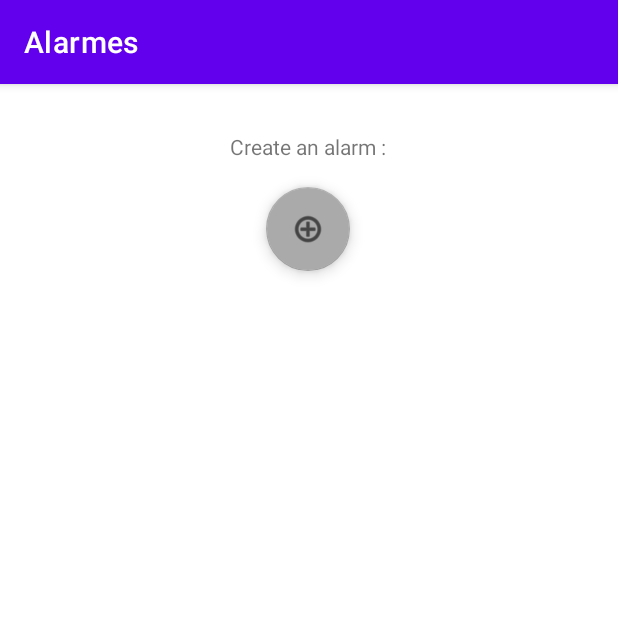
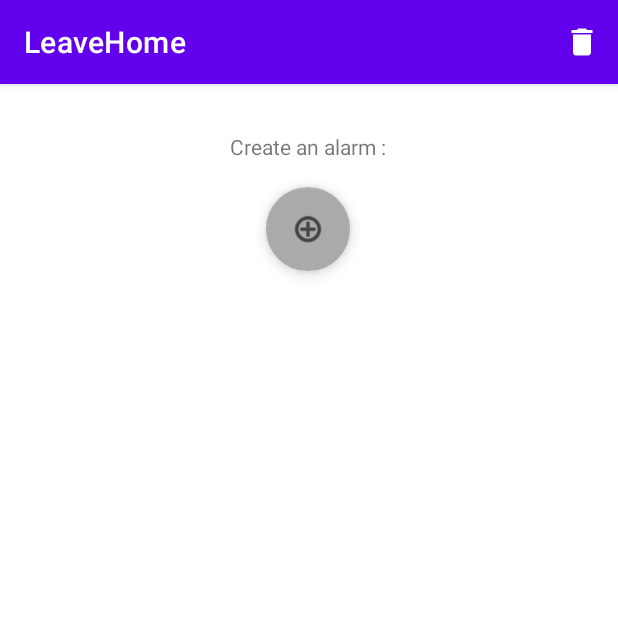
Before and after one commit to lucas-mdrdn/GITHUB_DMOB, an Android app: the screen it shows after launch (MainActivity), on a phone screen of 412 x 824 dp, the top half of it. Run offline under Robolectric (Android 15) with nearby library versions, the phone set to English and light mode, and no system bars.

Commit message:
bdd fonctionnelle

```diff
--- a/DMOB/app/src/main/AndroidManifest.xml
+++ b/DMOB/app/src/main/AndroidManifest.xml
@@ -23,7 +23,7 @@
             android:name =".CreateAlarm"
             android:exported="false" />
         <activity
-            android:label="Alarmes"
+            android:label="LeaveHome"
             android:name=".MainActivity"
             android:exported="true">
             <intent-filter>
--- a/DMOB/app/src/main/java/android/example/dmob/AlarmReceiver.java
+++ b/DMOB/app/src/main/java/android/example/dmob/AlarmReceiver.java
@@ -18,7 +18,7 @@ public class AlarmReceiver extends BroadcastReceiver {
     @Override
     public void onReceive(Context context, Intent intent) {
         NotificationHelper notificationHelper = new NotificationHelper(context);
-        NotificationCompat.Builder nb = notificationHelper.getChannel1Notification("Veuillez quitter votre localisation", "b");
+        NotificationCompat.Builder nb = notificationHelper.getChannel1Notification("Veuillez quitter votre localisation");
         notificationHelper.getManager().notify(1, nb.build());
     }
 }
--- a/DMOB/app/src/main/java/android/example/dmob/MyDatabase.java
+++ b/DMOB/app/src/main/java/android/example/dmob/MyDatabase.java
@@ -74,4 +74,10 @@ public class MyDatabase extends SQLiteOpenHelper {
         }
         return cursor;
     }
+
+    void deleteAllData(){
+        SQLiteDatabase db = this.getWritableDatabase();
+        db.execSQL("DELETE FROM " + TABLE_NAME);
+    }
+
 }
--- a/DMOB/app/src/main/java/android/example/dmob/NotificationHelper.java
+++ b/DMOB/app/src/main/java/android/example/dmob/NotificationHelper.java
@@ -58,8 +58,8 @@ public class NotificationHelper extends ContextWrapper {
         return mManager;
     }
 
-    public NotificationCompat.Builder getChannel1Notification(String title, String message){
-        return new NotificationCompat.Builder(getApplicationContext(),channel1ID).setContentTitle(title).setContentText(message).setSmallIcon(R.drawable.ic_one).setSound(alarmSound);
+    public NotificationCompat.Builder getChannel1Notification(String title){
+        return new NotificationCompat.Builder(getApplicationContext(),channel1ID).setContentTitle(title).setSmallIcon(R.drawable.ic_one).setSound(alarmSound);
     }
 
 //    public NotificationCompat.Builder getChannel2Notification(String title, String message){
--- /dev/null
+++ b/DMOB/app/src/main/res/drawable/ic_delete.xml
@@ -0,0 +1,10 @@
+<vector xmlns:android="http://schemas.android.com/apk/res/android"
+    android:width="24dp"
+    android:height="24dp"
+    android:viewportWidth="24"
+    android:viewportHeight="24"
+    android:tint="?attr/colorControlNormal">
+  <path
+      android:fillColor="@android:color/white"
+      android:pathData="M6,19c0,1.1 0.9,2 2,2h8c1.1,0 2,-0.9 2,-2V7H6v12zM19,4h-3.5l-1,-1h-5l-1,1H5v2h14V4z"/>
+</vector>
--- /dev/null
+++ b/DMOB/app/src/main/res/menu/my_menu.xml
@@ -0,0 +1,9 @@
+<?xml version="1.0" encoding="utf-8"?>
+<menu xmlns:android="http://schemas.android.com/apk/res/android"
+    xmlns:app="http://schemas.android.com/apk/res-auto">
+    <item
+        android:id="@+id/delete_all"
+        android:title="@string/delete_all"
+        android:icon="@drawable/ic_delete"
+        app:showAsAction="always"/>
+</menu>
--- a/DMOB/app/src/main/res/values/strings.xml
+++ b/DMOB/app/src/main/res/values/strings.xml
@@ -28,4 +28,5 @@
     <string name="heure">heure</string>
     <string name="alarm_minute">alarm minute</string>
     <string name="deuxpoints">:</string>
+    <string name="delete_all">Delete All</string>
 </resources>
```
Also changed, not shown: DMOB/app/src/main/java/android/example/dmob/MainActivity.java (+43 -0 lines).
